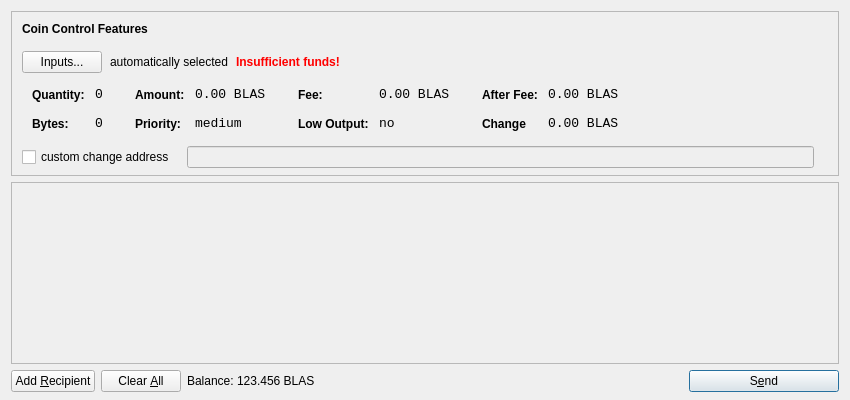
Above: src/qt/forms/sendcoinsdialog.ui from MyCryptoCoins/Helium before the change. Below: the same form after it.
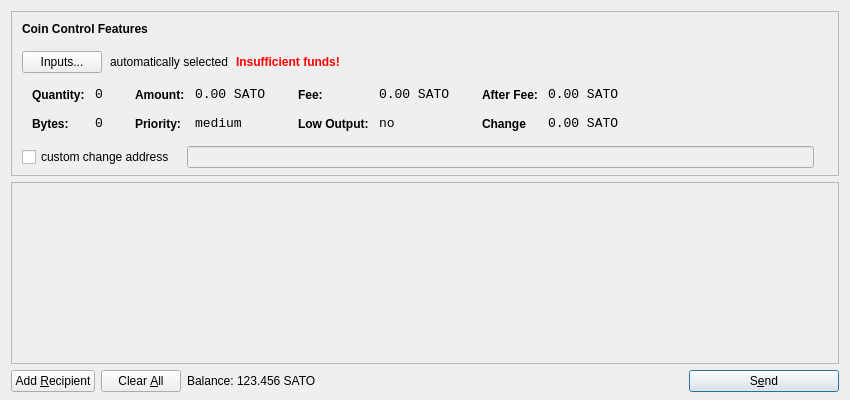
That is the form after the change. Icons and pictures are not drawn.

```diff
--- a/src/qt/forms/sendcoinsdialog.ui
+++ b/src/qt/forms/sendcoinsdialog.ui
@@ -321,7 +321,7 @@
                   <enum>Qt::ActionsContextMenu</enum>
                  </property>
                  <property name="text">
-                  <string notr="true">0.00 BLAS</string>
+                  <string notr="true">0.00 SATO</string>
                  </property>
                  <property name="textInteractionFlags">
                   <set>Qt::LinksAccessibleByMouse|Qt::TextSelectableByKeyboard|Qt::TextSelectableByMouse</set>
@@ -407,7 +407,7 @@
                   <enum>Qt::ActionsContextMenu</enum>
                  </property>
                  <property name="text">
-                  <string notr="true">0.00 BLAS</string>
+                  <string notr="true">0.00 SATO</string>
                  </property>
                  <property name="textInteractionFlags">
                   <set>Qt::LinksAccessibleByMouse|Qt::TextSelectableByKeyboard|Qt::TextSelectableByMouse</set>
@@ -493,7 +493,7 @@
                   <enum>Qt::ActionsContextMenu</enum>
                  </property>
                  <property name="text">
-                  <string notr="true">0.00 BLAS</string>
+                  <string notr="true">0.00 SATO</string>
                  </property>
                  <property name="textInteractionFlags">
                   <set>Qt::LinksAccessibleByMouse|Qt::TextSelectableByKeyboard|Qt::TextSelectableByMouse</set>
@@ -525,7 +525,7 @@
                   <enum>Qt::ActionsContextMenu</enum>
                  </property>
                  <property name="text">
-                  <string notr="true">0.00 BLAS</string>
+                  <string notr="true">0.00 SATO</string>
                  </property>
                  <property name="textInteractionFlags">
                   <set>Qt::LinksAccessibleByMouse|Qt::TextSelectableByKeyboard|Qt::TextSelectableByMouse</set>
@@ -724,7 +724,7 @@
           <cursorShape>IBeamCursor</cursorShape>
          </property>
          <property name="text">
-          <string notr="true">123.456 BLAS</string>
+          <string notr="true">123.456 SATO</string>
          </property>
          <property name="textInteractionFlags">
           <set>Qt::LinksAccessibleByMouse|Qt::TextSelectableByKeyboard|Qt::TextSelectableByMouse</set>
```
